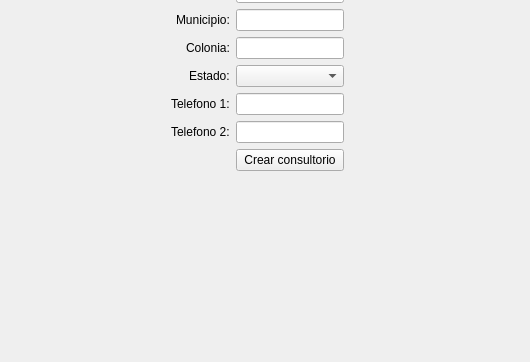
Above: Documentacion/QtDesigner/consultorio_crear.ui from AsgardUtvt/ProyectoIntegrador1 before the change; both pictures show x 0 to 530 and y 239 to 601 of the 653 by 601 pixel window. Below: the same form after it.
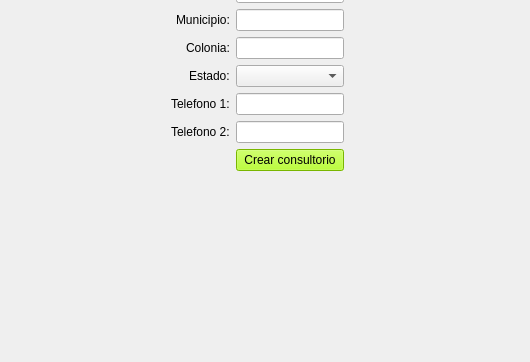
That is the form after the change.

```diff
--- a/Documentacion/QtDesigner/consultorio_crear.ui
+++ b/Documentacion/QtDesigner/consultorio_crear.ui
@@ -156,6 +156,11 @@
     </item>
     <item row="12" column="1">
      <widget class="QPushButton" name="pb_crear_consultorio">
+      <property name="styleSheet">
+       <string notr="true">QPushButton#pb_crear_consultorio {
+background-color: rgb(170, 255, 0)
+}</string>
+      </property>
       <property name="text">
        <string>Crear consultorio</string>
       </property>
```
